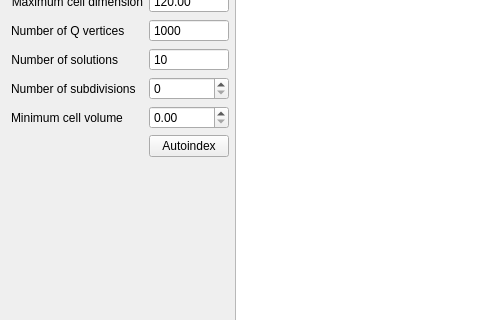
Old version of the form apps/nsxqt/ui/DialogAutoIndexing.ui in the repository k61n/openhkl; both pictures show x 0 to 480 and y 120 to 440 of the 880 by 602 pixel window.
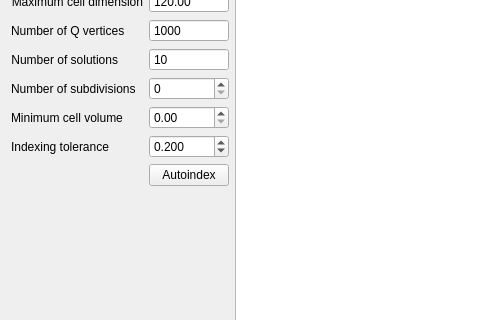
New version of the form.

Commit message: Removed the unit cell combo box from the PeakTableView Added idexing tolerance entry in auto-indexing dialog Added an input dialog for setting up the name of the selected unit cell

```diff
--- a/apps/nsxqt/ui/DialogAutoIndexing.ui
+++ b/apps/nsxqt/ui/DialogAutoIndexing.ui
@@ -203,11 +203,37 @@
          </property>
         </widget>
        </item>
-       <item row="9" column="1">
+       <item row="10" column="0">
+        <widget class="QLabel" name="indexingToleranceLabel">
+         <property name="text">
+          <string>Indexing tolerance</string>
+         </property>
+        </widget>
+       </item>
+       <item row="10" column="1">
+        <widget class="QDoubleSpinBox" name="indexingTolerance">
+         <property name="decimals">
+          <number>3</number>
+         </property>
+         <property name="maximum">
+          <double>1.000000000000000</double>
+         </property>
+         <property name="singleStep">
+          <double>0.100000000000000</double>
+         </property>
+         <property name="value">
+          <double>0.200000000000000</double>
+         </property>
+        </widget>
+       </item>
+       <item row="11" column="1">
         <widget class="QPushButton" name="index">
          <property name="text">
           <string>Autoindex</string>
          </property>
+         <property name="autoDefault">
+          <bool>false</bool>
+         </property>
         </widget>
        </item>
       </layout>
```
The commit also changes 8 other files.
